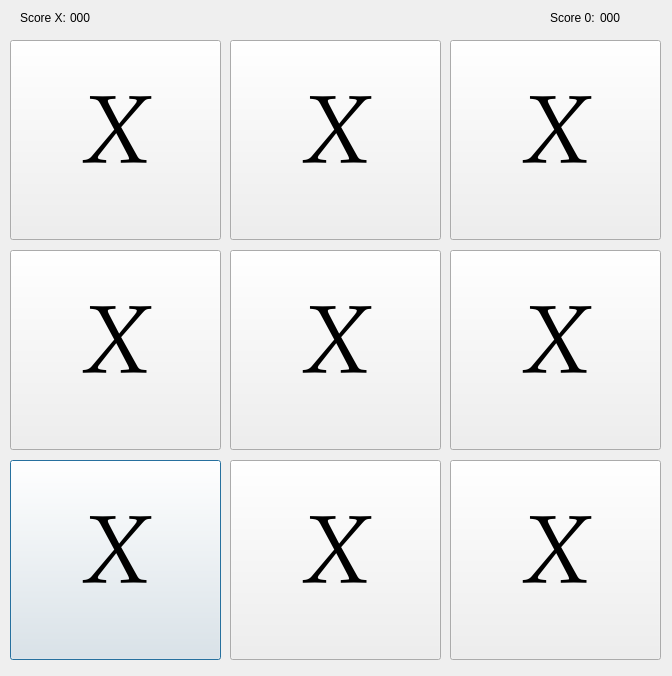
Above: tela.ui from jpescola/jogo_velha before the change. Below: the same form after it.
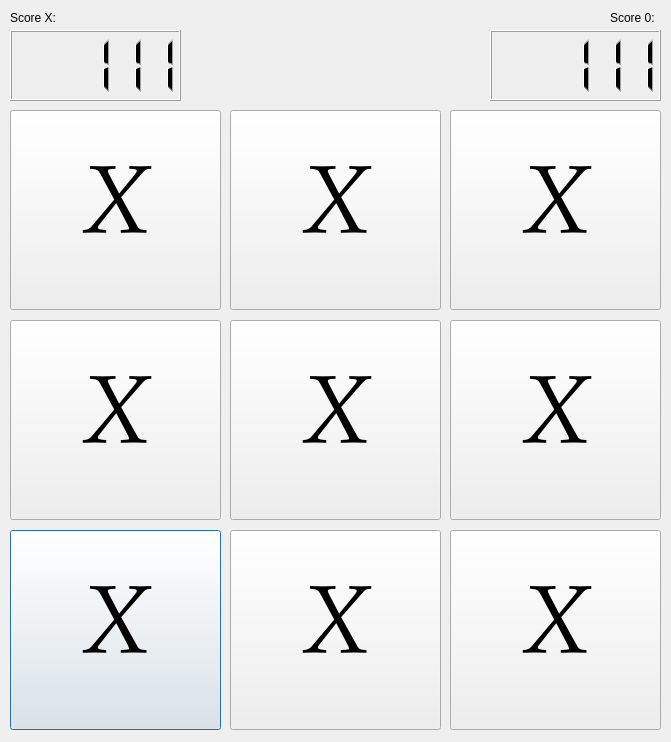
That is the form after the change.

Commit message: display lcd

```diff
--- a/tela.ui
+++ b/tela.ui
@@ -6,8 +6,8 @@
    <rect>
     <x>0</x>
     <y>0</y>
-    <width>672</width>
-    <height>676</height>
+    <width>671</width>
+    <height>742</height>
    </rect>
   </property>
   <property name="windowTitle">
@@ -17,7 +17,7 @@
    <property name="geometry">
     <rect>
      <x>10</x>
-     <y>460</y>
+     <y>530</y>
      <width>211</width>
      <height>200</height>
     </rect>
@@ -43,7 +43,7 @@
    <property name="geometry">
     <rect>
      <x>230</x>
-     <y>460</y>
+     <y>530</y>
      <width>211</width>
      <height>200</height>
     </rect>
@@ -69,7 +69,7 @@
    <property name="geometry">
     <rect>
      <x>450</x>
-     <y>460</y>
+     <y>530</y>
      <width>211</width>
      <height>200</height>
     </rect>
@@ -95,7 +95,7 @@
    <property name="geometry">
     <rect>
      <x>450</x>
-     <y>250</y>
+     <y>320</y>
      <width>211</width>
      <height>200</height>
     </rect>
@@ -121,7 +121,7 @@
    <property name="geometry">
     <rect>
      <x>10</x>
-     <y>250</y>
+     <y>320</y>
      <width>211</width>
      <height>200</height>
     </rect>
@@ -147,7 +147,7 @@
    <property name="geometry">
     <rect>
      <x>230</x>
-     <y>250</y>
+     <y>320</y>
      <width>211</width>
      <height>200</height>
     </rect>
@@ -173,7 +173,7 @@
    <property name="geometry">
     <rect>
      <x>450</x>
-     <y>40</y>
+     <y>110</y>
      <width>211</width>
      <height>200</height>
     </rect>
@@ -199,7 +199,7 @@
    <property name="geometry">
     <rect>
      <x>10</x>
-     <y>40</y>
+     <y>110</y>
      <width>211</width>
      <height>200</height>
     </rect>
@@ -225,7 +225,7 @@
    <property name="geometry">
     <rect>
      <x>230</x>
-     <y>40</y>
+     <y>110</y>
      <width>211</width>
      <height>200</height>
     </rect>
@@ -250,7 +250,7 @@
   <widget class="QLabel" name="label">
    <property name="geometry">
     <rect>
-     <x>20</x>
+     <x>10</x>
      <y>10</y>
      <width>58</width>
      <height>16</height>
@@ -260,23 +260,10 @@
     <string>Score X:</string>
    </property>
   </widget>
-  <widget class="QLabel" name="scoreX">
-   <property name="geometry">
-    <rect>
-     <x>70</x>
-     <y>10</y>
-     <width>58</width>
-     <height>16</height>
-    </rect>
-   </property>
-   <property name="text">
-    <string>000</string>
-   </property>
-  </widget>
   <widget class="QLabel" name="label_2">
    <property name="geometry">
     <rect>
-     <x>550</x>
+     <x>610</x>
      <y>10</y>
      <width>58</width>
      <height>16</height>
@@ -286,17 +273,36 @@
     <string>Score 0:</string>
    </property>
   </widget>
-  <widget class="QLabel" name="score0">
+  <widget class="QLCDNumber" name="scoreX">
    <property name="geometry">
     <rect>
-     <x>600</x>
-     <y>10</y>
-     <width>58</width>
-     <height>16</height>
+     <x>10</x>
+     <y>30</y>
+     <width>171</width>
+     <height>71</height>
     </rect>
    </property>
-   <property name="text">
-    <string>000</string>
+   <property name="intValue" stdset="0">
+    <number>111</number>
+   </property>
+  </widget>
+  <widget class="QLCDNumber" name="score0">
+   <property name="geometry">
+    <rect>
+     <x>490</x>
+     <y>30</y>
+     <width>171</width>
+     <height>71</height>
+    </rect>
+   </property>
+   <property name="layoutDirection">
+    <enum>Qt::LeftToRight</enum>
+   </property>
+   <property name="autoFillBackground">
+    <bool>false</bool>
+   </property>
+   <property name="intValue" stdset="0">
+    <number>111</number>
    </property>
   </widget>
  </widget>
```
The commit also changes 2 other files.
